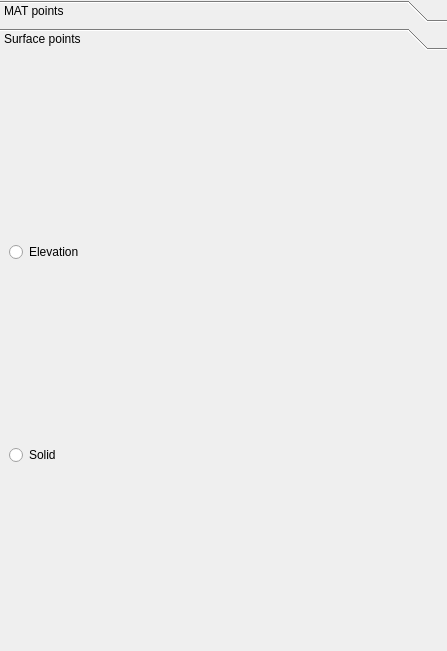
Qt form scripts/coloriser.ui (Ylannl/skel3d) before a commit.
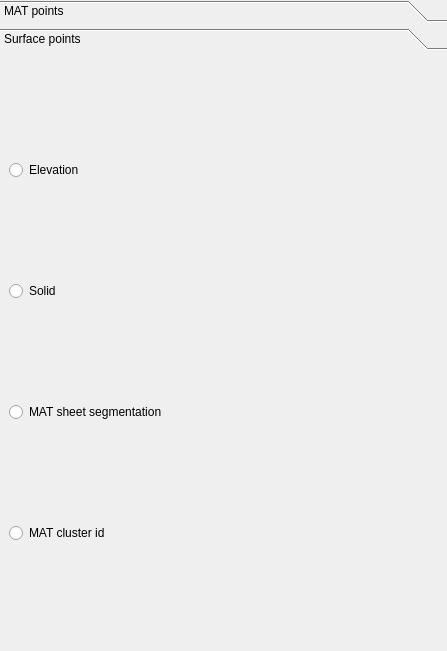
The same form after that commit. The open tabs and pages were chosen to show the change. Custom widgets are drawn as their Qt base class.

Commit message: new stuff, eg coloring surface points by mat sheet

The edit to the form file:
```diff
--- a/scripts/coloriser.ui
+++ b/scripts/coloriser.ui
@@ -137,6 +137,20 @@
       </property>
      </widget>
     </item>
+    <item>
+     <widget class="QRadioButton" name="radioButton_surf_matseg">
+      <property name="text">
+       <string>MAT sheet segmentation</string>
+      </property>
+     </widget>
+    </item>
+    <item>
+     <widget class="QRadioButton" name="radioButton">
+      <property name="text">
+       <string>MAT cluster id</string>
+      </property>
+     </widget>
+    </item>
    </layout>
   </widget>
  </widget>
```
Left out of the diff: 6 changed lines with no effect on the pictures. The commit also changes 4 other files.
